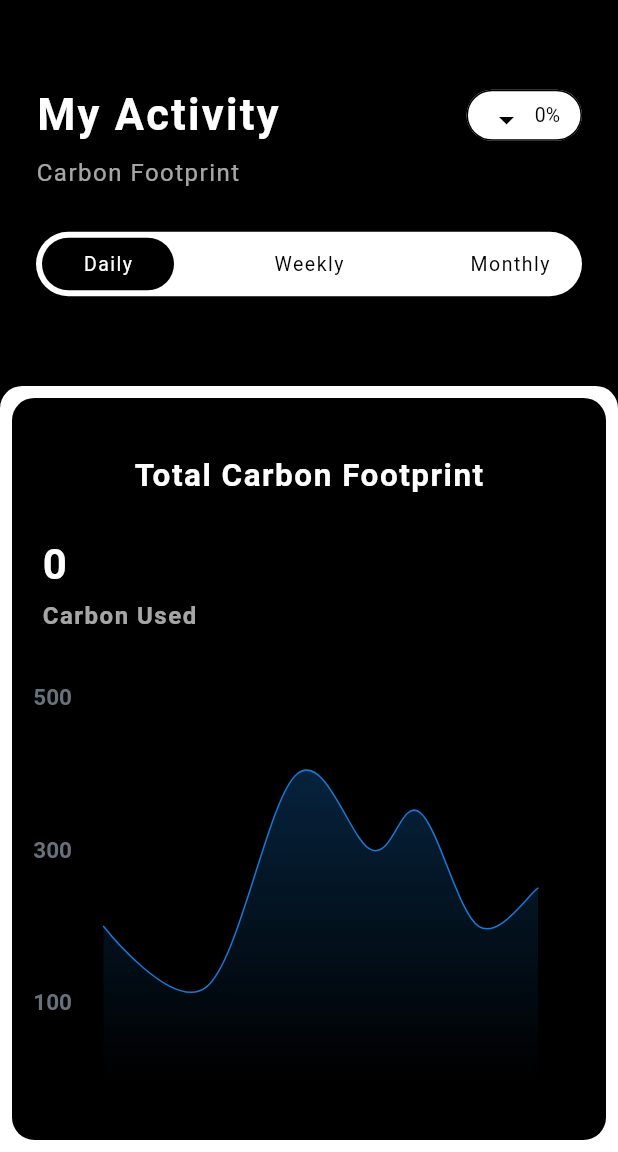
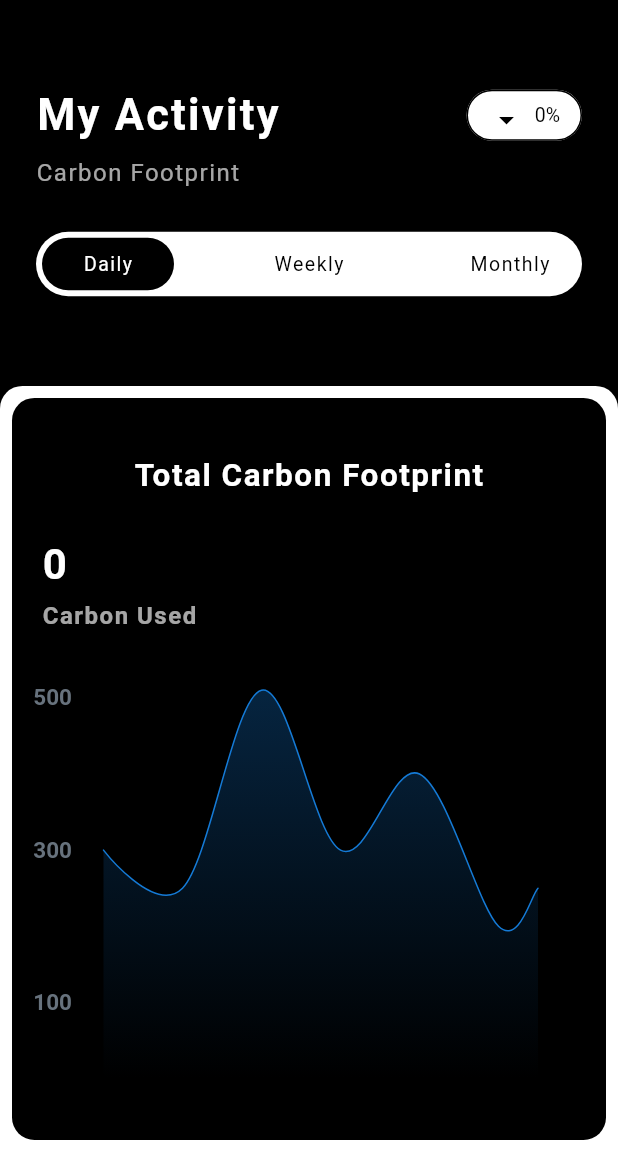
Before and after one commit to UcGeorge/Emmission-Monitor-Mobile-Client, a Flutter app: the ActivityPage screen opened directly, on a phone screen of 412 x 824 dp, the part 84-1236 px from its top. Run offline on Flutter 3.47's test engine with Material 2 defaults, Android fonts, the light colour scheme and no system bars; drawn by our look-alikes of fl_chart; our stand-ins replace flutter_spinkit, flutter_svg, page_transition, shared_preferences; accounts and stored records are empty; network calls fail.

Commit message:
Update daily_graph.dart

```diff
--- a/crunch_carbon/lib/views/activity/widgets/daily_graph.dart
+++ b/crunch_carbon/lib/views/activity/widgets/daily_graph.dart
@@ -69,6 +69,15 @@ class _DailyGraphState extends State<DailyGraph> {
 
 class LineChartSample2 extends StatelessWidget {
   final bool showAvg;
+  final List<FlSpot> spots = [
+    FlSpot(0, 300),
+    FlSpot(2, 250),
+    FlSpot(4, 510),
+    FlSpot(6, 300),
+    FlSpot(8, 400),
+    FlSpot(10, 200),
+    FlSpot(11, 250),
+  ];
 
   final List<Color> gradientColors = [
     const Color(0xff147AD6),
@@ -79,6 +88,20 @@ class LineChartSample2 extends StatelessWidget {
     const Color(0xff147AD6),
     const Color(0xff147AD6),
   ];
+
+  List<Color> lineColors() {
+    List<Color> tbr = [];
+    for (FlSpot s in spots) {
+      if (s.y > 500) {
+        tbr.add(Colors.red);
+      } else if (s.y > 300) {
+        tbr.add(Colors.yellow);
+      } else {
+        tbr.add(Colors.green);
+      }
+    }
+    return tbr;
+  }
 
   LineChartSample2({Key? key, this.showAvg = false}) : super(key: key);
 
@@ -226,17 +249,13 @@ class LineChartSample2 extends StatelessWidget {
       maxY: 500,
       lineBarsData: [
         LineChartBarData(
-          spots: [
-            FlSpot(0, 200),
-            FlSpot(2.6, 120),
-            FlSpot(4.9, 400),
-            FlSpot(6.8, 300),
-            FlSpot(8, 350),
-            FlSpot(9.5, 200),
-            FlSpot(11, 250),
-          ],
+          spots: spots,
           isCurved: true,
           colors: lineColor,
+          // colorStops: spots.map((e) {
+          //   print(e.x / 12);
+          //   return e.x / 12;
+          // }).toList(),
           barWidth: 1,
           isStrokeCapRound: true,
           dotData: FlDotData(
```
